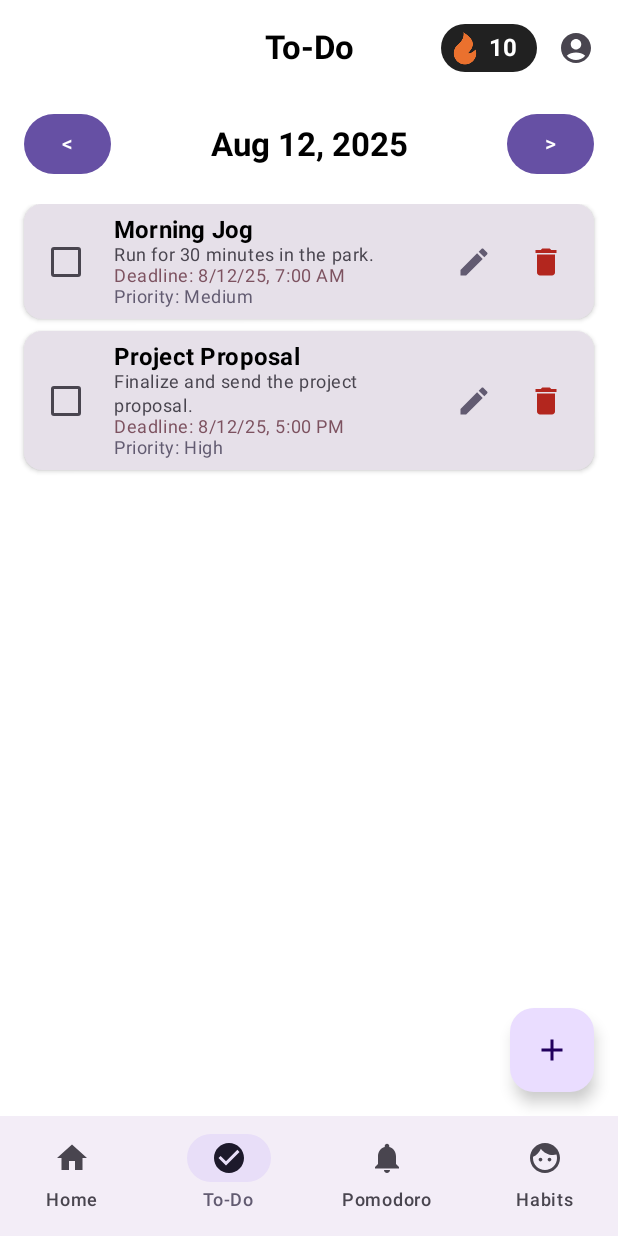
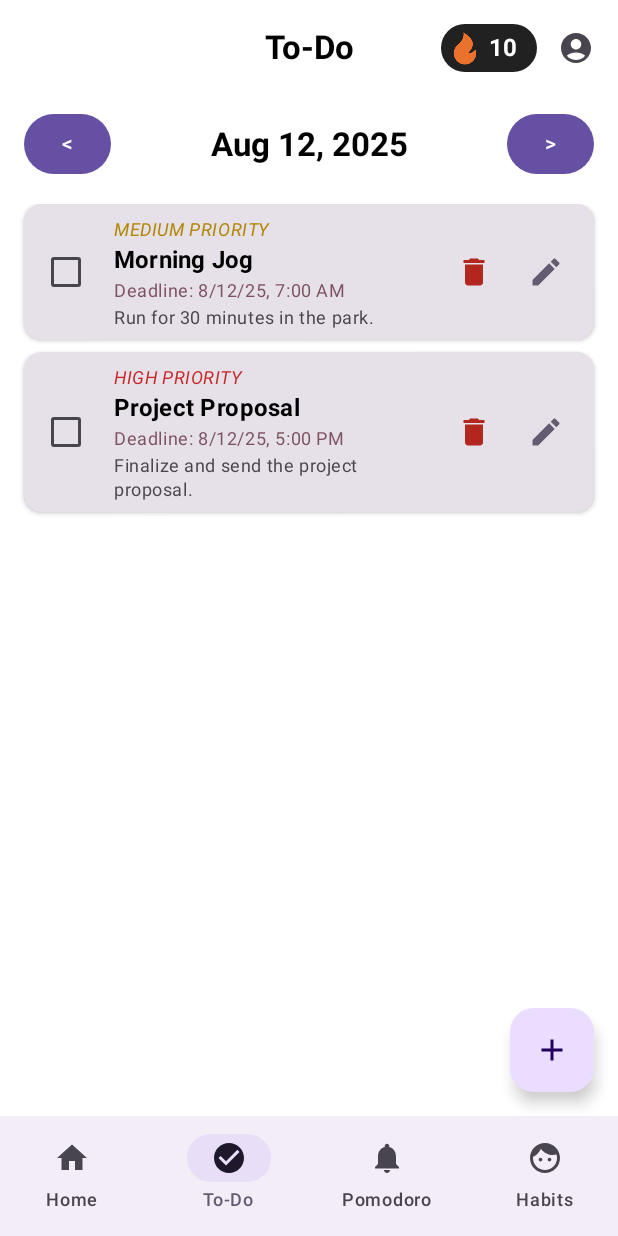
Before and after one commit to Bhavin-Viramgama/ProjectAlpha, an Android app built with Jetpack Compose: the ToDoScreen screen opened through its navigation route, on a phone screen of 412 x 824 dp. Run offline under Robolectric (Android 15) with nearby library versions, the phone set to English and light mode, and no system bars; our stand-ins replace Room's generated code.

Commit message:
Modified Home Screen Today's Task UI, fixed search bar and show all button color Modified TODO list with animatedContentSize

```diff
--- /dev/null
+++ b/app/src/main/java/com/example/projectalpha/ProjectAlphaApp.kt
@@ -0,0 +1,215 @@
+package com.example.projectalpha
+
+import androidx.compose.foundation.background
+import androidx.compose.foundation.layout.Row
+import androidx.compose.foundation.layout.fillMaxSize
+import androidx.compose.foundation.layout.padding
+import androidx.compose.foundation.layout.size
+import androidx.compose.foundation.shape.RoundedCornerShape
+import androidx.compose.material.icons.Icons
+import androidx.compose.material.icons.filled.AccountCircle
+import androidx.compose.material3.CenterAlignedTopAppBar
+import androidx.compose.material3.ExperimentalMaterial3Api
+import androidx.compose.material3.Icon
+import androidx.compose.material3.IconButton
+import androidx.compose.material3.MaterialTheme
+import androidx.compose.material3.NavigationBar
+import androidx.compose.material3.NavigationBarItem
+import androidx.compose.material3.Scaffold
+import androidx.compose.material3.Text
+import androidx.compose.material3.TopAppBarDefaults
+import androidx.compose.material3.rememberTopAppBarState
+import androidx.compose.runtime.Composable
+import androidx.compose.runtime.collectAsState
+import androidx.compose.runtime.getValue
+import androidx.compose.ui.Alignment
+import androidx.compose.ui.Modifier
+import androidx.compose.ui.draw.clip
+import androidx.compose.ui.graphics.Color
+import androidx.compose.ui.input.nestedscroll.nestedScroll
+import androidx.compose.ui.platform.LocalContext
+import androidx.compose.ui.res.painterResource
+import androidx.compose.ui.unit.dp
+import androidx.lifecycle.viewmodel.compose.viewModel
+import androidx.navigation.NavDestination.Companion.hierarchy
+import androidx.navigation.NavGraph.Companion.findStartDestination
+import androidx.navigation.NavHostController
+import androidx.navigation.compose.NavHost
+import androidx.navigation.compose.composable
+import androidx.navigation.compose.currentBackStackEntryAsState
+import androidx.navigation.compose.rememberNavController
+import com.example.projectalpha.ui.navigation.Screen
+import com.example.projectalpha.ui.navigation.bottomNavItems
+import com.example.projectalpha.ui.screen.habits.HabitsScreen
+import com.example.projectalpha.ui.screen.home.HomeScreen
+import com.example.projectalpha.ui.screen.pomodoro.PomodoroScreen
+import com.example.projectalpha.ui.screen.profile.ProfileScreen
+import com.example.projectalpha.ui.screen.todo.ToDoScreen
+import com.example.projectalpha.viewmodel.HabitsViewModel
+import com.example.projectalpha.viewmodel.HabitsViewModelFactory
+import com.example.projectalpha.viewmodel.HomeViewModel
+import com.example.projectalpha.viewmodel.HomeViewModelFactory
+import com.example.projectalpha.viewmodel.PomodoroViewModel
+import com.example.projectalpha.viewmodel.PomodoroViewModelFactory
+import com.example.projectalpha.viewmodel.ProfileViewModel
+import com.example.projectalpha.viewmodel.ProfileViewModelFactory
+import com.example.projectalpha.viewmodel.ToDoViewModel
+import com.example.projectalpha.viewmodel.ToDoViewModelFactory
+import kotlin.collections.forEach
+
+@OptIn(ExperimentalMaterial3Api::class)
+@Composable
+fun ProjectAlphaApp() {
+    val navController = rememberNavController()
+    val application = LocalContext.current.applicationContext as ProjectAlphaApplication
+
+    // ViewModel Instantiations
+    val homeViewModel: HomeViewModel = viewModel(
+        factory = HomeViewModelFactory(application.taskRepository, application.streakRepository)
+    )
+    val toDoViewModel: ToDoViewModel = viewModel(
+        factory = ToDoViewModelFactory(application.taskRepository)
+    )
+    val pomodoroViewModel: PomodoroViewModel = viewModel(
+        factory = PomodoroViewModelFactory(application.streakRepository)
+    )
+    val habitsViewModel: HabitsViewModel = viewModel(
+        factory = HabitsViewModelFactory(application.habitRepository)
+    )
+    // Assuming you have UserRepository and ProfileViewModelFactory defined
+    // For now, let's placeholder it or create a simple one if not ready
+    val profileViewModel: ProfileViewModel = viewModel(
+        factory = ProfileViewModelFactory(
+            application.userRepository, // Make sure userRepository is in Application
+            application.streakRepository,
+            application.taskRepository
+        )
+    )
+    // ---
+
+    val streakEntity by homeViewModel.streakPoints.collectAsState() // Observe from HomeViewModel
+    val streakPointsDisplay = streakEntity?.points ?: 0
+
+    val navBackStackEntry by navController.currentBackStackEntryAsState()
+    val currentDestination = navBackStackEntry?.destination
+
+    val currentScreenTitle = bottomNavItems.find { it.route == currentDestination?.route }?.title
+        ?: Screen.Profile.title.takeIf { currentDestination?.route == Screen.Profile.route }
+        ?: Screen.Home.title ?: "Project Alpha" // Default title
+
+    val scrollBehavior = TopAppBarDefaults.enterAlwaysScrollBehavior(rememberTopAppBarState())
+
+    Scaffold(
+        modifier = Modifier.nestedScroll(scrollBehavior.nestedScrollConnection),
+        topBar = {
+            CenterAlignedTopAppBar(
+                title = { Text(currentScreenTitle, style = MaterialTheme.typography.titleLarge) },
+                actions = {
+                    Row(verticalAlignment = Alignment.CenterVertically,
+                        modifier = Modifier
+                            .padding(2.dp)
+                            .clip(RoundedCornerShape(50))
+                            .background(Color(0xFF212121))
+                            .padding(4.dp)) {
+                        Icon(
+                            painter = painterResource(id = R.drawable.firefill),
+                            modifier = Modifier.size(24.dp),
+                            contentDescription = "Streak Points",
+                            tint = Color.Unspecified
+                        )
+                        Text(
+                            text = streakPointsDisplay.toString(),
+                            style = MaterialTheme.typography.titleMedium,
+                            color = Color.White,
+                            modifier = Modifier.padding(start = 4.dp, end = 8.dp)
+                        )
+                    }
+                    IconButton(onClick = { navController.navigate(Screen.Profile.route) }) {
+                        Icon(Icons.Filled.AccountCircle, "Profile")
+                    }
+                },
+                scrollBehavior = scrollBehavior
+            )
+        },
+        bottomBar = {
+            val isBottomBarVisible = bottomNavItems.any { it.route == currentDestination?.route }
+            if (isBottomBarVisible) {
+                AppBottomNavigationBar(navController = navController, items = bottomNavItems)
+            }
+        }
+    ) { innerPadding ->
+        AppNavHost(
+            navController = navController,
+            modifier = Modifier
+                .padding(innerPadding)
+                .fillMaxSize(),
+            homeViewModel = homeViewModel,
+            toDoViewModel = toDoViewModel,
+            pomodoroViewModel = pomodoroViewModel,
+            habitsViewModel = habitsViewModel,
+            profileViewModel = profileViewModel // Pass the ProfileViewModel
+        )
+    }
+}
+
+@Composable
+fun AppBottomNavigationBar(navController: NavHostController, items: List<Screen>) {
+    NavigationBar {
+        val navBackStackEntry by navController.currentBackStackEntryAsState()
+        val currentDestination = navBackStackEntry?.destination
+
+        items.forEach { screen ->
+            NavigationBarItem(
+                icon = {
+                    screen.icon?.let { icon ->
+                        Icon(icon, contentDescription = screen.title)
+                    }
+                },
+                label = { Text(screen.title ?: "") },
+                selected = currentDestination?.hierarchy?.any { it.route == screen.route } == true,
+                onClick = {
+                    navController.navigate(screen.route) {
+                        popUpTo(navController.graph.findStartDestination().id) {
+                            saveState = true
+                        }
+                        launchSingleTop = true
+                        restoreState = true
+                    }
+                }
+            )
+        }
+    }
+}
+
+@Composable
+fun AppNavHost(
+    navController: NavHostController,
+    modifier: Modifier = Modifier,
+    homeViewModel: HomeViewModel,
+    toDoViewModel: ToDoViewModel,       // Add ToDoViewModel as a parameter
+    pomodoroViewModel: PomodoroViewModel, // Add PomodoroViewModel
+    habitsViewModel: HabitsViewModel,   // Add HabitsViewModel
+    profileViewModel: ProfileViewModel  // Add ProfileViewModel
+) {
+    NavHost(
+        navController = navController,
+        startDestination = Screen.Home.route,
+        modifier = modifier
+    ) {
+        composable(Screen.Home.route) {
+            HomeScreen(homeViewModel = homeViewModel)
+        }
+        composable(Screen.ToDoList.route) {
+            ToDoScreen(toDoViewModel = toDoViewModel) // Pass the ToDoViewModel
+        }
+        composable(Screen.Pomodoro.route) {
+            PomodoroScreen(pomodoroViewModel = pomodoroViewModel) // Pass the PomodoroViewModel
+        }
+        composable(Screen.Habits.route) {
+            HabitsScreen(habitsViewModel = habitsViewModel) // Pass the HabitsViewModel
+        }
+        composable(Screen.Profile.route) {
+            ProfileScreen(profileViewModel = profileViewModel) // Pass the ProfileViewModel
+        }
+    }
+}
--- a/app/src/main/java/com/example/projectalpha/ui/screen/home/HomeScreen.kt
+++ b/app/src/main/java/com/example/projectalpha/ui/screen/home/HomeScreen.kt
@@ -1,9 +1,11 @@
 package com.example.projectalpha.ui.screen.home
 
 import android.icu.lang.UCharacter.toUpperCase
+import androidx.compose.animation.animateContentSize
 import androidx.compose.foundation.BorderStroke
 import androidx.compose.foundation.background
 import androidx.compose.foundation.border
+import androidx.compose.foundation.clickable
 import androidx.compose.foundation.layout.*
 import androidx.compose.foundation.lazy.LazyColumn
 import androidx.compose.foundation.lazy.items
@@ -16,6 +18,9 @@ import androidx.compose.material3.*
 import androidx.compose.runtime.Composable
 import androidx.compose.runtime.collectAsState
 import androidx.compose.runtime.getValue
+import androidx.compose.runtime.mutableStateOf
+import androidx.compose.runtime.remember
+import androidx.compose.runtime.setValue
 import androidx.compose.ui.Alignment
 import androidx.compose.ui.Modifier
 import androidx.compose.ui.draw.clip
@@ -66,10 +71,6 @@ fun HomeScreen(homeViewModel: HomeViewModel) {
                 verticalAlignment = Alignment.CenterVertically
             ) {
                 Text(
-                    "Monthly Tasks: $monthlyTaskCount",
-                    style = MaterialTheme.typography.bodyMedium
-                )
-                Text(
                     "Today's Total Tasks: $todaysTaskCount",
                     style = MaterialTheme.typography.bodyMedium
                 )
@@ -90,12 +91,12 @@ fun HomeScreen(homeViewModel: HomeViewModel) {
                 leadingIcon = { Icon(Icons.Filled.Search, contentDescription = "Search") },
                 modifier = Modifier
                     .fillMaxWidth()
-                    .padding(horizontal = 50.dp, vertical = 10.dp),
+                    .padding(horizontal = 40.dp, vertical = 10.dp),
                 singleLine = true,
                 shape = RoundedCornerShape(24),
                 colors = TextFieldDefaults.colors(
-                    focusedContainerColor = Color(0xfff5f5f5), //CotainerBG
-                    unfocusedContainerColor = Color(0xfff5f5f5),
+                    focusedContainerColor = MaterialTheme.colorScheme.surface, //CotainerBG
+                    unfocusedContainerColor = MaterialTheme.colorScheme.surface,
                     focusedIndicatorColor = Color(0xFF3F51B5), //Border
                     unfocusedIndicatorColor = Color.LightGray,
                     cursorColor = Color(0xFF3F51B5),
@@ -105,7 +106,7 @@ fun HomeScreen(homeViewModel: HomeViewModel) {
                     unfocusedPlaceholderColor = Color.Gray
                 ),
                 trailingIcon = {
-                    IconButton(onClick = {  }) {
+                    IconButton(onClick = { /*TODO: Clear Search*/ }) {
                         Icon(
                             imageVector = Icons.Default.Clear,
                             contentDescription = "Clear"
@@ -128,11 +129,10 @@ fun HomeScreen(homeViewModel: HomeViewModel) {
                     modifier = Modifier
                         .border(
                             width = 1.dp,
-                            color = Color(0xFF3F51B5),
+                            color = Color.LightGray,
                             shape = RoundedCornerShape(16.dp)
                         )
-                        .clip(RoundedCornerShape(16.dp))
-                        .background(Color(0xfff5f5f5)),
+                        .clip(RoundedCornerShape(16.dp)),
                     contentPadding = PaddingValues(0.dp)
                 ) {
                     Text(text = "See all", style = MaterialTheme.typography.labelMedium)
@@ -182,13 +182,18 @@ fun TaskCard(task: TaskEntity, timeFormatter: DateTimeFormatter) {
         else -> Color.Transparent
     }
 
+    //For Clickable Expansion of the card
+    var isExpanded by remember { mutableStateOf(false) }
     Card(
         modifier = Modifier
+            .clickable{isExpanded = !isExpanded}
             .fillMaxWidth(),
         shape = RoundedCornerShape(12.dp),
         border = BorderStroke(1.dp,priorityFontColor),
         colors = CardDefaults.cardColors(containerColor = cardColor)
     ) {
+
+
         Column (
             modifier = Modifier
                 .fillMaxWidth()
@@ -228,31 +233,24 @@ fun TaskCard(task: TaskEntity, timeFormatter: DateTimeFormatter) {
                 .padding(start = 16.dp, end = 16.dp, bottom = 16.dp, top = 6.dp),
             verticalAlignment = Alignment.CenterVertically
         ) {
+
             Column(modifier = Modifier.weight(1f)) {
                 task.description?.let {
                     if (it.isNotBlank()) {
                         Spacer(modifier = Modifier.height(2.dp))
                         Text(
                             text = it,
+                            modifier = Modifier.animateContentSize(),
                             style = MaterialTheme.typography.bodySmall,
                             fontStyle = FontStyle.Italic,
-                            maxLines = 2, // Limit description lines
-                            overflow = TextOverflow.Ellipsis // Shows "..." if text exceeds
-                        )
-                    }else{
-                        Spacer(modifier = Modifier.height(2.dp))
-                        Text(
-                            text = "Add Task Description...",
-                            style = MaterialTheme.typography.bodySmall,
-                            fontStyle = FontStyle.Italic,
-                            maxLines = 2, // Limit description lines
+                            maxLines = if(isExpanded) Int.MAX_VALUE else 1,
                             overflow = TextOverflow.Ellipsis // Shows "..." if text exceeds
                         )
                     }
                 }
 
-                Spacer(Modifier.height(8.dp))
                 task.deadline?.let { deadline ->
+                    Spacer(Modifier.height(8.dp))
                     Row(verticalAlignment = Alignment.CenterVertically) {
                         Icon(
                             painter = painterResource(id = R.drawable.timeline),
--- a/app/src/main/java/com/example/projectalpha/ui/screen/todo/TodoScreen.kt
+++ b/app/src/main/java/com/example/projectalpha/ui/screen/todo/TodoScreen.kt
@@ -1,9 +1,15 @@
 package com.example.projectalpha.ui.screen.todo
 
+import android.icu.lang.UCharacter.toUpperCase
+import androidx.compose.animation.animateColorAsState
+import androidx.compose.animation.animateContentSize
 import androidx.compose.foundation.background
+import androidx.compose.foundation.clickable
 import androidx.compose.foundation.layout.*
 import androidx.compose.foundation.lazy.LazyColumn
 import androidx.compose.foundation.lazy.items
+import androidx.compose.foundation.shape.CircleShape
+import androidx.compose.foundation.shape.RoundedCornerShape
 import androidx.compose.material.icons.Icons
 import androidx.compose.material.icons.filled.Add
 import androidx.compose.material.icons.filled.DateRange
@@ -18,13 +24,19 @@ import androidx.compose.runtime.saveable.rememberSaveable
 import androidx.compose.runtime.setValue
 import androidx.compose.ui.Alignment
 import androidx.compose.ui.Modifier
+import androidx.compose.ui.draw.clip
 import androidx.compose.ui.graphics.Color
+import androidx.compose.ui.text.font.FontStyle
 import androidx.compose.ui.text.font.FontWeight
 import androidx.compose.ui.text.style.TextDecoration
+import androidx.compose.ui.text.style.TextOverflow
 import androidx.compose.ui.unit.dp
 import androidx.compose.ui.window.Dialog
 import com.example.projectalpha.data.local.entity.TaskEntity
 import com.example.projectalpha.ui.theme.AppTypography
+import com.example.projectalpha.ui.theme.HighPriorityFont
+import com.example.projectalpha.ui.theme.LowPriorityFont
+import com.example.projectalpha.ui.theme.MediumPriorityFont
 import com.example.projectalpha.viewmodel.ToDoViewModel
 import java.time.Instant
 import java.time.LocalDate
@@ -71,7 +83,7 @@ fun ToDoScreen(toDoViewModel: ToDoViewModel) {
                     .fillMaxWidth()
                     .padding(vertical = 8.dp)
             ) {
-                Button(onClick = { toDoViewModel.selectDate(selectedDate.minusDays(1)) }) {
+                Button(onClick = { toDoViewModel.selectDate(selectedDate.minusDays(1))}) {
                     Text("<")
                 }
                 Text(
@@ -170,8 +182,21 @@ fun TaskItem(
     onEdit: () -> Unit,
     onDelete: () -> Unit
 ) {
+    // We keep track if the message is expanded or not in this
+    // variable
+    var isExpanded by remember { mutableStateOf(false) }
+
+    val surfaceColor by animateColorAsState(
+        if(isExpanded) MaterialTheme.colorScheme.primary else MaterialTheme.colorScheme.surface
+    )
+    val priorityFontColor = when (task.priority.lowercase()) {
+        "high" -> HighPriorityFont // Solid color for indicator
+        "medium" -> MediumPriorityFont
+        "low" -> LowPriorityFont
+        else -> Color.Transparent
+    }
     Card(
-        modifier = Modifier.fillMaxWidth(),
+        modifier = Modifier.fillMaxWidth().clickable { isExpanded = !isExpanded },
         elevation = CardDefaults.cardElevation(defaultElevation = 2.dp)
     ) {
         Row(
@@ -192,47 +217,65 @@ fun TaskItem(
             )
             // Removed Spacer as Checkbox has its own padding/touch target considerations
 
-            Column(modifier = Modifier
-                .weight(1f)
-                .padding(start = 4.dp)) { // Add slight start padding to text content
+
+
+            Column(
+                modifier = Modifier
+                    .weight(1f)
+                    .padding(start = 4.dp)) { // Add slight start padding to text content
+
+                Text(
+                    text = "${toUpperCase(task.priority)} PRIORITY",
+                    style = AppTypography.bodySmall.copy(
+                        color = if (task.isCompleted) Color.Gray else priorityFontColor
+                    ),
+                    modifier = Modifier.padding(top = 2.dp),
+                    fontStyle = FontStyle.Italic,
+                    fontWeight = FontWeight.W400
+                )
+
                 Text(
                     text = task.title,
+                    modifier = Modifier.padding(vertical = 4.dp),
                     style = AppTypography.titleMedium.copy(
                         textDecoration = if (task.isCompleted) TextDecoration.LineThrough else null,
                         color = if (task.isCompleted) Color.Gray else MaterialTheme.colorScheme.onSurface
                     ),
                     fontWeight = FontWeight.Bold
                 )
+                task.deadline?.let {
+                    Text(
+                        text = "Deadline: ${it.format(DateTimeFormatter.ofLocalizedDateTime(FormatStyle.SHORT))}",
+                        modifier = Modifier.padding(top = 0.dp),
+                        style = AppTypography.bodySmall.copy(
+                            color = if (task.isCompleted) Color.Gray else MaterialTheme.colorScheme.tertiary
+                        )
+                    )
+                }
                 task.description?.takeIf { it.isNotBlank() }?.let {
                     Text(
                         text = it,
                         style = AppTypography.bodySmall.copy(
                             textDecoration = if (task.isCompleted) TextDecoration.LineThrough else null,
                             color = if (task.isCompleted) Color.Gray else MaterialTheme.colorScheme.onSurfaceVariant
-                        )
+                        ),
+                        modifier = Modifier.padding(top = 4.dp).animateContentSize(),
+                        maxLines = if(isExpanded) Int.MAX_VALUE else 2,
+                        overflow = TextOverflow.Ellipsis
                     )
                 }
-                task.deadline?.let {
-                    Text(
-                        text = "Deadline: ${it.format(DateTimeFormatter.ofLocalizedDateTime(FormatStyle.SHORT))}",
-                        style = AppTypography.bodySmall.copy(
-                            color = if (task.isCompleted) Color.Gray else MaterialTheme.colorScheme.tertiary
-                        )
-                    )
-                }
-                Text(
-                    text = "Priority: ${task.priority}",
-                    style = AppTypography.bodySmall.copy(
-                        color = if (task.isCompleted) Color.Gray else MaterialTheme.colorScheme.secondary
-                    )
-                )
+
+
+            }
+            IconButton(onClick = onDelete) {
+                Icon(Icons.Filled.Delete, "Delete Task", tint = MaterialTheme.colorScheme.error)
             }
             IconButton(onClick = onEdit) {
                 Icon(Icons.Filled.Edit, "Edit Task", tint = MaterialTheme.colorScheme.secondary)
             }
-            IconButton(onClick = onDelete) {
-                Icon(Icons.Filled.Delete, "Delete Task", tint = MaterialTheme.colorScheme.error)
-            }
+
+
+
         }
     }
 }
--- a/app/src/main/java/com/example/projectalpha/ui/theme/Color.kt
+++ b/app/src/main/java/com/example/projectalpha/ui/theme/Color.kt
@@ -29,6 +29,7 @@ val HighPriorityFont = Color(0xFFC62828) // Dark red
 val MediumPriorityFont = Color(0xFFB28704) // Dark golden amber
 val LowPriorityFont = Color(0xFF2E7D32) // Dark green
 
+
 val HighPriorityColor = Color(0xFFFF8A80) // Pastel Red
 val MediumPriorityColor = Color(0xFFFFE082) // Pastel Amber
 val LowPriorityColor = Color(0xFFA5D6A7) // Pastel Green
```
Also changed, not shown: app/src/main/java/com/example/projectalpha/MainActivity.kt (+178 -197 lines).
